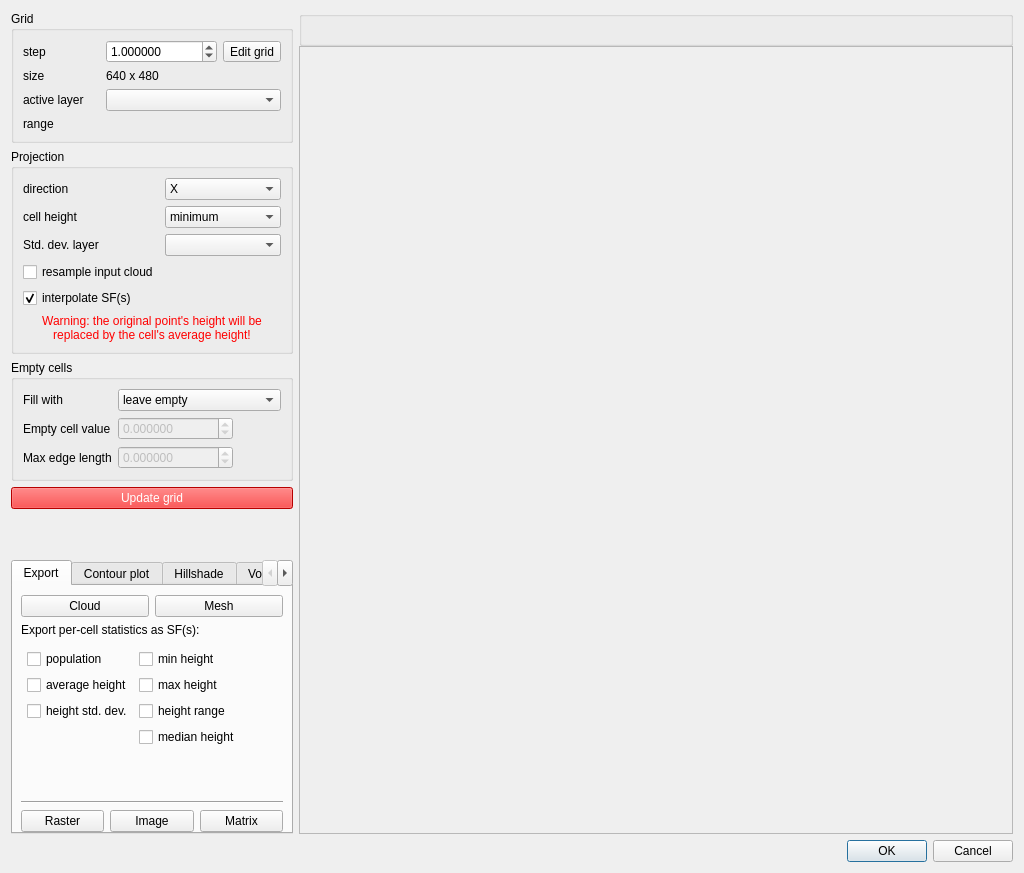
Above: qCC/ui_templates/rasterizeDlg.ui from magnuan/CloudCompare before the change. Below: the same form after it.
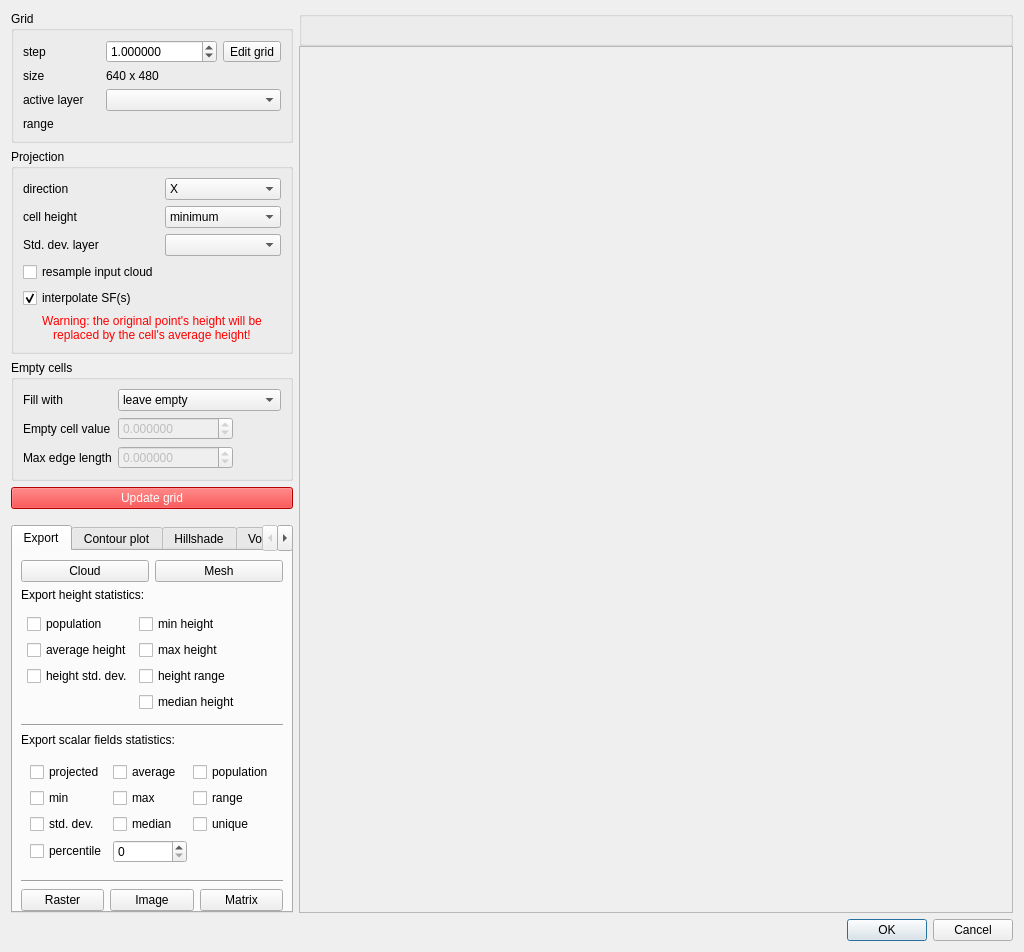
That is the form after the change.

Commit message: Add UI elements for export SF statistics in rasterize dialog

```diff
--- a/qCC/ui_templates/rasterizeDlg.ui
+++ b/qCC/ui_templates/rasterizeDlg.ui
@@ -524,7 +524,7 @@
             <item>
              <widget class="QLabel" name="label_12">
               <property name="text">
-               <string>Export per-cell statistics as SF(s):</string>
+               <string>Export height statistics:</string>
               </property>
              </widget>
             </item>
@@ -631,6 +631,173 @@
               </layout>
              </widget>
             </item>
+
+            <item>
+             <widget class="Line" name="line_2">
+              <property name="orientation">
+               <enum>Qt::Horizontal</enum>
+              </property>
+             </widget>
+            </item>
+
+            <item>
+             <widget class="QLabel" name="label_22">
+              <property name="text">
+               <string>Export scalar fields statistics:</string>
+              </property>
+             </widget>
+            </item>
+
+            <item>
+             <widget class="QFrame" name="exportSFCloudSFFrame">
+              <property name="sizePolicy">
+               <sizepolicy hsizetype="Preferred" vsizetype="Expanding">
+                <horstretch>0</horstretch>
+                <verstretch>0</verstretch>
+               </sizepolicy>
+              </property>
+              <property name="frameShape">
+               <enum>QFrame::NoFrame</enum>
+              </property>
+              <property name="frameShadow">
+               <enum>QFrame::Plain</enum>
+              </property>
+              <layout class="QGridLayout" name="gridLayout_2">
+			   <property name="verticalSpacing">
+				<number>6</number>
+			   </property>
+
+               <item row="0" column="0">
+                <widget class="QCheckBox" name="generateSFStatisticsProjectedCheckBox">
+                 <property name="toolTip">
+                  <string>Adds a scalar field for each input scalar field, with value based on the projected height value</string>
+                 </property>
+                 <property name="text">
+                  <string>projected</string>
+                 </property>
+                </widget>
+               </item>
+               <item row="0" column="1">
+                <widget class="QCheckBox" name="generateSFStatisticsAverageCheckBox">
+                 <property name="toolTip">
+                  <string>Adds a scalar field for each input scalar field, with an average of values withih each cell</string>
+                 </property>
+                 <property name="text">
+                  <string>average</string>
+                 </property>
+                </widget>
+               </item>
+               <item row="0" column="2">
+                <widget class="QCheckBox" name="generateSFStatisticsPopulationCheckBox">
+                 <property name="toolTip">
+                  <string>Adds a scalar field for each input scalar field, with grid density (= number of points inside each cell)</string>
+                 </property>
+                 <property name="text">
+                  <string>population</string>
+                 </property>
+                </widget>
+               </item>
+               <item row="1" column="0">
+                <widget class="QCheckBox" name="generateSFStatisticsMinCheckBox">
+                 <property name="toolTip">
+                  <string>Adds a scalar field for each input scalar field, with the minimum value inside each cell</string>
+                 </property>
+                 <property name="text">
+                  <string>min</string>
+                 </property>
+                </widget>
+               </item>
+               <item row="1" column="1">
+                <widget class="QCheckBox" name="generateSFStatisticsMaxCheckBox">
+                 <property name="toolTip">
+                  <string>Adds a scalar field for each input scalar field, with the maximum value inside each cell</string>
+                 </property>
+                 <property name="text">
+                  <string>max</string>
+                 </property>
+                </widget>
+               </item>
+               <item row="1" column="2">
+                <widget class="QCheckBox" name="generateSFStatisticsRangeCheckBox">
+                 <property name="toolTip">
+                  <string>Adds a scalar field for each input scalar field, with the range of values within each cell (= max - min)</string>
+                 </property>
+                 <property name="text">
+                  <string>range</string>
+                 </property>
+                </widget>
+               </item>
+               <item row="2" column="0">
+                <widget class="QCheckBox" name="generateSFStatisticsStdDevCheckBox">
+                 <property name="toolTip">
+                  <string>Adds a scalar field for each input scalar field, with the standard deviation of values within each cell</string>
+                 </property>
+                 <property name="text">
+                  <string>std. dev.</string>
+                 </property>
+                </widget>
+               </item>
+               <item row="2" column="1">
+                <widget class="QCheckBox" name="generateSFStatisticsMedianCheckBox">
+                 <property name="toolTip">
+                  <string>Adds a scalar field for each input scalar field, with the median of values within each cell (= p50 percentile)</string>
+                 </property>
+                 <property name="text">
+                  <string>median</string>
+                 </property>
+                </widget>
+               </item>
+               <item row="2" column="2">
+                <widget class="QCheckBox" name="generateSFStatisticsUniqueCheckBox">
+                 <property name="toolTip">
+                  <string>Adds a scalar field for each input scalar field, with the number of unique values within each cell</string>
+                 </property>
+                 <property name="text">
+                  <string>unique</string>
+                 </property>
+                </widget>
+               </item>
+               
+			   
+			   <item row="3" column="0">
+                <widget class="QCheckBox" name="generateSFStatisticsPercentileCheckBox">
+                 <property name="toolTip">
+                  <string>Adds a scalar field for each input scalar field, with a specific percentile within each cell</string>
+                 </property>
+                 <property name="text">
+                  <string>percentile</string>
+                 </property>
+                </widget>
+               </item>
+
+			   <item row="3" column="1">
+				<widget class="QDoubleSpinBox" name="generateSFStatisticsPercentileDoubleSpinBox">
+				 <property name="enabled">
+				  <bool>true</bool>
+				 </property>
+				 <property name="toolTip">
+				  <string>Percentile value 0-100</string>
+				 </property>
+				 <property name="decimals">
+				  <number>0</number>
+				 </property>
+				 <property name="minimum">
+				  <double>0</double>
+				 </property>
+				 <property name="maximum">
+				  <double>100</double>
+				 </property>
+				</widget>
+			   </item>
+
+
+              </layout>
+             </widget>
+            </item>
+
+
+
+
             <item>
              <spacer name="verticalSpacer">
               <property name="orientation">
```
Left out of the diff: 5 changed lines with no effect on the pictures.
